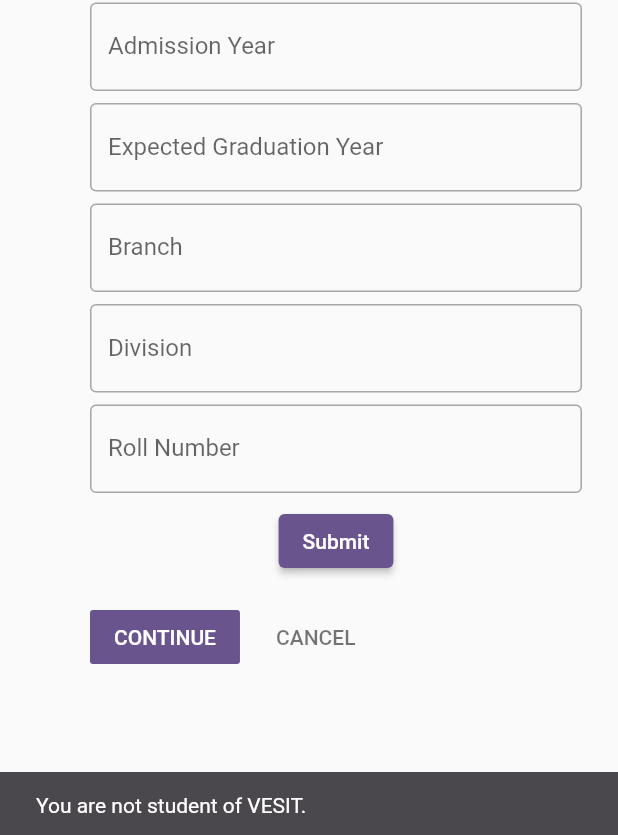
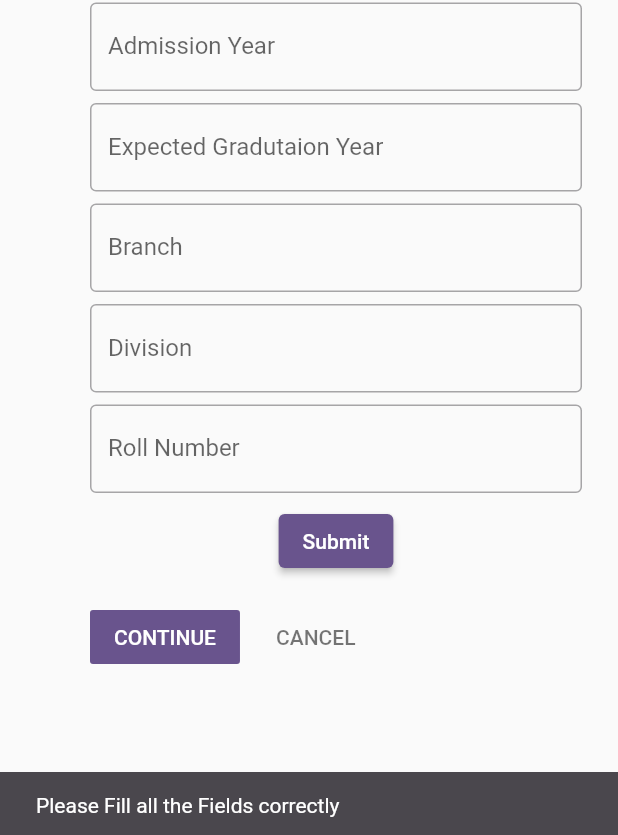
Before and after one commit to tejasgadge2504/RAILEASE, a Flutter app: the Registration screen opened directly, after a tap on "CONTINUE", after a tap on "Submit", on a phone screen of 412 x 824 dp. Shown: the part 398-1233 px from the top of the screen. Run offline on Flutter 3.47's test engine with Material 3 defaults, Android fonts, the phone set to English and light mode, and no system bars; our stand-ins replace file_picker, firebase_core, firebase_database, permission_handler, rxdart; missing offline and left inert: dart:ffi, mailer; accounts and stored records are empty.

Commit message:
Updated reg page

```diff
--- a/lib/Registration.dart
+++ b/lib/Registration.dart
@@ -1,6 +1,8 @@
 import 'package:firebase_database/firebase_database.dart';
 import 'package:flutter/material.dart';
 import 'package:file_picker/file_picker.dart';
+import 'package:mine_app/regDone.dart';
+import 'package:rxdart/utils.dart';
 
 class Registration extends StatefulWidget {
   @override
@@ -8,51 +10,51 @@ class Registration extends StatefulWidget {
 }
 
 class _RegistrationState extends State<Registration> {
+
   int currentStep = 0;
-  TextEditingController Name = TextEditingController();
-  TextEditingController Gender = TextEditingController();
-  TextEditingController Address = TextEditingController();
-  TextEditingController Mobile_No = TextEditingController();
-  TextEditingController Email_ID = TextEditingController();
-  TextEditingController Admission_Year = TextEditingController();
-  TextEditingController Expected_Graduation_Year = TextEditingController();
-  TextEditingController Branch = TextEditingController();
-  TextEditingController Division = TextEditingController();
+  bool isCompleted=false;
+  bool isLoading = false; // Flag to track loading state
+
+  TextEditingController Name=TextEditingController();
+  TextEditingController Gender=TextEditingController();
+  TextEditingController Address=TextEditingController();
+
+  TextEditingController Mobile_No=TextEditingController();
+  TextEditingController Email_ID=TextEditingController();
+  TextEditingController Admission_Year=TextEditingController();
+  TextEditingController Expected_Gradutaion_Year=TextEditingController();
+  TextEditingController Branch=TextEditingController();
+  TextEditingController Divison=TextEditingController();
   TextEditingController VES_ID = TextEditingController();
   TextEditingController RollNo = TextEditingController();
   final databaseRef = FirebaseDatabase.instance.ref('Reg Users');
   List<String> selectedDocuments = [];
 
-  @override
-  Widget build(BuildContext context) {
-    var size = MediaQuery.of(context).size;
 
-    return Scaffold(
-      appBar: AppBar(
-        title: Text("New User Registration"),
-      ),
-      body: Stepper(
-        type: StepperType.vertical,
-        steps: stepList(),
-        currentStep: currentStep,
-        onStepContinue: () {
-          final isLastStep = currentStep == stepList().length - 1;
-          if (isLastStep) {
-            print('COMPLETED');
-          } else {
-            setState(() => currentStep += 1);
-          }
-        },
-        onStepCancel: () {
-          if (currentStep > 0) {
-            setState(() => currentStep -= 1);
-          }
-        },
-      ),
+
+  Future<void> registerUser() async {
+    setState(() {
+      isLoading = true; // Set loading state to true
+    });
+
+    // Your registration logic here
+    // Simulating registration with delay
+    await Future.delayed(Duration(seconds: 2));
+
+    // Navigate to RegDone page after registration
+    Navigator.pushReplacement(
+      context,
+      MaterialPageRoute(builder: (context) => RegDone()),
     );
+
+    setState(() {
+      isLoading = false; // Reset loading state after registration
+    });
   }
 
-  List<Step> stepList() => [
+
+  List<Step> stepList() =>
+      [
         Step(
           isActive: currentStep >= 0,
           title: const Text('Info'),
@@ -71,6 +73,7 @@ class _RegistrationState extends State<Registration> {
                 TextField(
                   controller: Gender,
                   keyboardType: TextInputType.text,
+
                   decoration: const InputDecoration(
                     border: OutlineInputBorder(),
                     labelText: 'Gender',
@@ -80,6 +83,7 @@ class _RegistrationState extends State<Registration> {
                 TextField(
                   controller: Address,
                   keyboardType: TextInputType.text,
+
                   decoration: const InputDecoration(
                     border: OutlineInputBorder(),
                     labelText: 'Address ',
@@ -89,6 +93,7 @@ class _RegistrationState extends State<Registration> {
                 TextField(
                   controller: Mobile_No,
                   keyboardType: TextInputType.number,
+
                   decoration: const InputDecoration(
                     border: OutlineInputBorder(),
                     labelText: 'Mobile-No',
@@ -98,6 +103,7 @@ class _RegistrationState extends State<Registration> {
                 TextField(
                   controller: Email_ID,
                   keyboardType: TextInputType.text,
+
                   decoration: const InputDecoration(
                     border: OutlineInputBorder(),
                     labelText: 'Email-ID(other than ves-id)',
@@ -108,6 +114,7 @@ class _RegistrationState extends State<Registration> {
                   onPressed: () async {
                     FilePickerResult? result =
                     await FilePicker.platform.pickFiles(allowMultiple: true);
+
                     if (result != null) {
                       List<String> paths =
                       result.files.map((file) => file.name ?? '').toList();
@@ -139,112 +146,207 @@ class _RegistrationState extends State<Registration> {
                   TextField(
                     controller: VES_ID,
                     keyboardType: TextInputType.text,
-              decoration: const InputDecoration(
-                border: OutlineInputBorder(),
+
+                    decoration: const InputDecoration(border: OutlineInputBorder(),
                       labelText: 'VES-ID',
                     ),
                   ),
-            const SizedBox(height: 8),
+                  const SizedBox(
+                    height: 8,
+                  ),
                   TextField(
                     controller: Admission_Year,
                     keyboardType: TextInputType.number,
-              decoration: const InputDecoration(
-                border: OutlineInputBorder(),
+
+                    decoration: const InputDecoration(border: OutlineInputBorder(),
                       labelText: 'Admission Year',
                     ),
                   ),
-            const SizedBox(height: 8),
-            TextField(
-              controller: Expected_Graduation_Year,
+                  const SizedBox(
+                    height: 8,
+                  ),  TextField(
+                    controller: Expected_Gradutaion_Year,
                     keyboardType: TextInputType.number,
-              decoration: const InputDecoration(
-                border: OutlineInputBorder(),
-                labelText: 'Expected Graduation Year',
+
+                    decoration: const InputDecoration(border: OutlineInputBorder(),
+                      labelText: 'Expected Gradutaion Year',
                     ),
                   ),
-            const SizedBox(height: 8),
-            TextField(
+                  const SizedBox(
+                    height: 8,
+                  ),  TextField(
                     controller: Branch,
                     keyboardType: TextInputType.text,
-              decoration: const InputDecoration(
-                border: OutlineInputBorder(),
+
+                    decoration: const InputDecoration(border: OutlineInputBorder(),
                       labelText: 'Branch',
                     ),
                   ),
-            const SizedBox(height: 8),
-            TextField(
-              controller: Division,
+                  const SizedBox(
+                    height: 8,
+                  ),  TextField(
+                    controller: Divison,
                     keyboardType: TextInputType.text,
-              decoration: const InputDecoration(
-                border: OutlineInputBorder(),
+
+                    decoration: const InputDecoration(border: OutlineInputBorder(),
                       labelText: 'Division',
                     ),
                   ),
-            const SizedBox(height: 8),
+                  const SizedBox(
+                    height: 8,
+                  ),
                   TextField(
                     controller: RollNo,
                     keyboardType: TextInputType.number,
-              decoration: const InputDecoration(
-                border: OutlineInputBorder(),
+
+                    decoration: const InputDecoration(border: OutlineInputBorder(),
                       labelText: 'Roll Number',
                     ),
                   ),
-            const SizedBox(height: 8),
-            ElevatedButton(
-              onPressed: () {
-                if (!isValidVESID(VES_ID.text)) {
-                  ScaffoldMessenger.of(context).showSnackBar(
-                    const SnackBar(
-                      content: Text('You are not student of VESIT.'),
-                      duration: Duration(seconds: 2),
+                  const SizedBox(
+                    height: 8,
                   ),
-                  );
-                  return; // Don't proceed adding data
-                }
+                  ElevatedButton(onPressed: (){
 
-                if (Name.text.isEmpty ||
-                    Gender.text.isEmpty ||
-                    Address.text.isEmpty ||
-                    Mobile_No.text.isEmpty ||
-                    Email_ID.text.isEmpty ||
-                    VES_ID.text.isEmpty ||
-                    Admission_Year.text.isEmpty ||
-                    Expected_Graduation_Year.text.isEmpty ||
-                    Branch.text.isEmpty ||
-                    Division.text.isEmpty ||
-                    RollNo.text.isEmpty) {
-                  ScaffoldMessenger.of(context).showSnackBar(
-                    const SnackBar(
-                      content: Text('Please fill all the fields correctly'),
-                      duration: Duration(seconds: 2),
-                    ),
-                  );
-                  return; // don't proceed adding data
-                }
 
-                String PriKey = RollNo.text + "_" + Division.text;
+                    if(Name.text.isEmpty||Gender.text.isEmpty||Address.text.isEmpty||Mobile_No.text.isEmpty||Email_ID.text.isEmpty||VES_ID.text.isEmpty||Admission_Year.text.isEmpty||Expected_Gradutaion_Year.text.isEmpty||Branch.text.isEmpty||Divison.text.isEmpty||RollNo.text.isEmpty){
+                      ScaffoldMessenger.of(context).showSnackBar(const SnackBar(content: Text('Please Fill all the Fields correctly'),
+                      duration: Duration(seconds: 2),));
+                      return;  // dont proceed adding data
+                    };
+
+                    isLoading ? null : registerUser; // Disable button when loading
+
+
+                    String PriKey = RollNo.text + "_" + Divison.text;
 
                     databaseRef.child(PriKey).set({
-                  'Name': Name.text.toUpperCase().toString(),
-                  'Gender': Gender.text.toString().toUpperCase(),
-                  'Address': Address.text.toString().toUpperCase(),
-                  'Mobile-No': Mobile_No.text.toString(),
-                  'Email-ID': Email_ID.text.toString(),
-                  'VES_ID': VES_ID.text.toLowerCase().toString(),
-                  'Admission Year': Admission_Year.text.toString(),
-                  'Graduation Year': Expected_Graduation_Year.text.toString(),
-                  'Branch': Branch.text.toString().toUpperCase(),
-                  'Division': Division.text.toString().toUpperCase(),
-                  'Roll No': RollNo.text.toString().toUpperCase(),
+                      'Name':Name.text.toUpperCase().toString(),
+                      'Gender':Gender.text.toString().toUpperCase(),
+                      'Address':Address.text.toString().toUpperCase(),
+                      'Mobile-No':Mobile_No.text.toString(),
+                      'Email-ID':Email_ID.text.toString(),
+                      'VES_ID':VES_ID.text.toLowerCase().toString(),
+                      'Admission Year':Admission_Year.text.toString(),
+                      'Graduation Year':Expected_Gradutaion_Year.text.toString(),
+                      'Branch':Branch.text.toString().toUpperCase(),
+                      'Division':Divison.text.toString().toUpperCase(),
+                      'Roll No':RollNo.text.toString().toUpperCase(),
                     });
                   },
-              child: Text('Submit'),
+
+
+                   child: isLoading
+                      ? SizedBox(
+                    width: 20,
+                    height: 20,
+                    child: CircularProgressIndicator(
+                      color: Colors.white,
+                      strokeWidth: 2,
                     ),
+                  )
+                          :Text('Submit')),
+
                 ],
               ),
+            )),
+        // Step(
+        //   isActive: currentStep >= 2,
+        //   title: const Text('OK'),
+        //   content: Column(
+        //     children: [
+        //       Container(
+        //         child: Image.asset("assets/images/Success.png"),
+        //         height:150 ,
+        //       ),
+        //       // Image.asset("assets/Success.png"),
+        //       // const SizedBox(height: 16),
+        //
+        //
+        //       SizedBox(height: 30,),
+        //
+        //       SizedBox(height: 30),
+        //       ElevatedButton(
+        //         onPressed: () {
+        //           // Navigator.pushReplacementNamed(context, '/');
+        //         },
+        //         child: Text('Your Request is Successfully accepted \nYou will be notified once your application is being accepted via Mail. \n\nThankyou !!'),
+        //
+        //
+        //         style: ElevatedButton.styleFrom(
+        //           primary: Colors.blue,
+        //           onPrimary: Colors.white,
+        //           padding: EdgeInsets.symmetric(vertical: 15.0, horizontal: 20.0 - 9.0),
+        //
+        //
+        //         ),
+        //
+        //
+        //       ),
+        //       SizedBox(height: 30,),
+        //
+
+        //     ],
+        //   ),
+        // ),
+
+
+      ];
+
+
+
+
+
+  @override
+  Widget build(BuildContext context) {
+    var size = MediaQuery.of(context).size;
+
+    return Scaffold(
+        appBar: AppBar(
+          title: Text("New User Registration"),
         ),
+        body: Stepper(
+            type: StepperType.vertical,
+            steps: stepList(),
+            currentStep: currentStep,
+            onStepContinue: () {
+              final isLastStep = currentStep == stepList().length - 1;
+              if (isLastStep) {
+                print('COMPLETED');
+              } else {
+                setState(() => currentStep += 1);
+              }
+            },
+            onStepCancel: () {
+
+              if (currentStep > 0) {
+                setState(() => currentStep -= 1);
+              }
+            },
+
+
         ),
-  ];
+
+    // bottomNavigationBar: BottomAppBar(
+    // child: Padding(
+    // padding: const EdgeInsets.all(16.0),
+    // child: ElevatedButton(
+    // onPressed: isLoading ? null : registerUser, // Disable button when loading
+    // // child: isLoading
+    // // ? SizedBox(
+    // // width: 20,
+    // // height: 20,
+    // // child: CircularProgressIndicator(
+    // // color: Colors.white,
+    // // strokeWidth: 2,
+    // // ),
+    // // )
+    //     : Text('Submit'),
+    // ),
+    // ),
+    // ),
+    );
+  }
 
   bool isValidVESID(String vesID) {
     // Regular expression to match the VES ID format
```
Also changed, not shown: lib/SlideBar.dart (+8 -1 lines), lib/regDone.dart (added, +51 -0 lines). Lines whose indentation alone changed are shown as unchanged.
